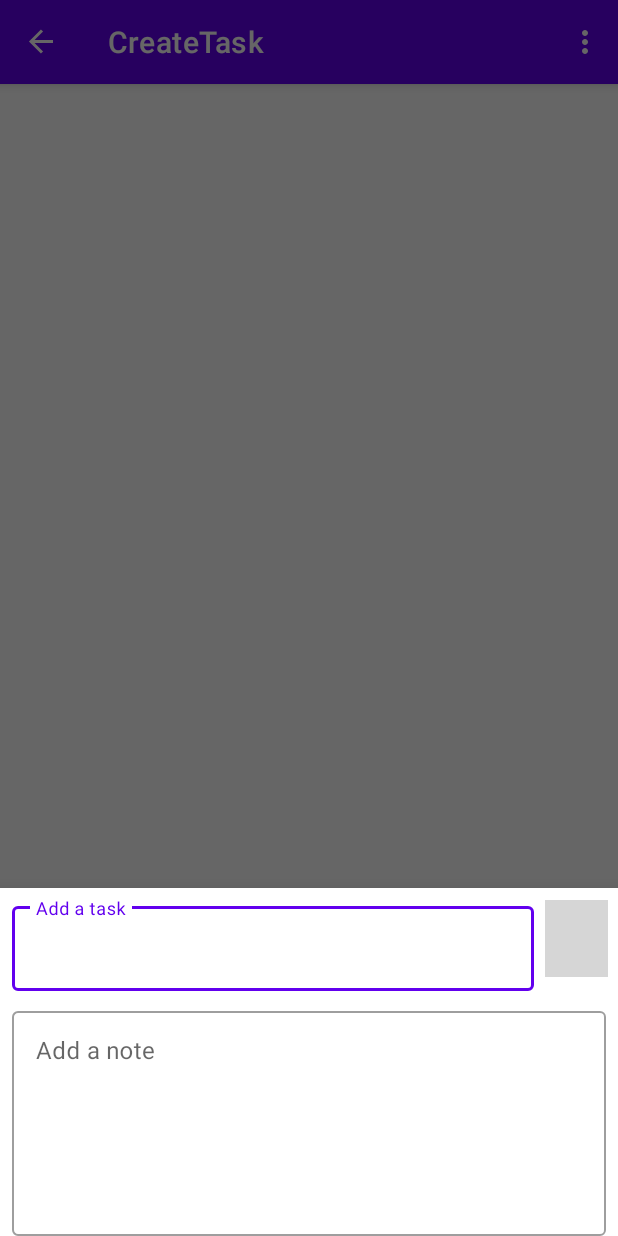
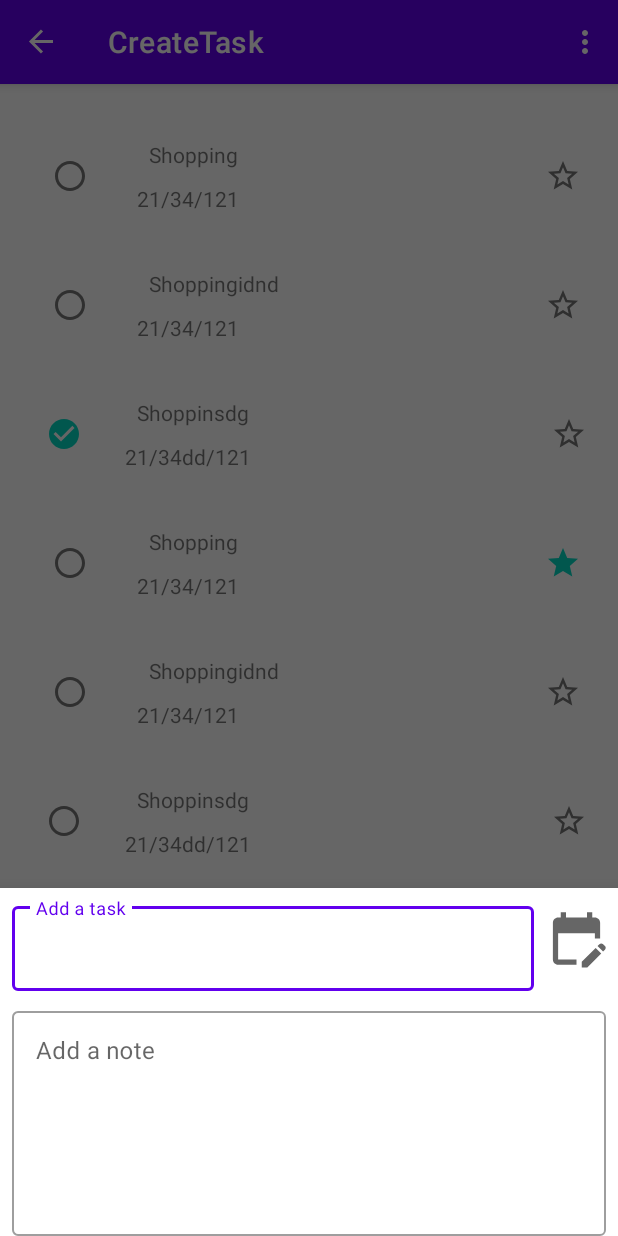
Before and after one commit to Ibrahim-FJ/ToDoList, an Android app: the screen it shows after launch (MainActivity), after a tap on an icon or button, on a phone screen of 412 x 824 dp. Run offline under Robolectric (Android 15) with nearby library versions, the phone set to English and light mode, and no system bars; our stand-ins replace data binding, navigation-ui; grey boxes are pictures that could not be loaded.

Commit message:
add RecyclerView to TasksScreen

```diff
--- a/app/src/main/java/com/example/todolist/CreateTask.kt
+++ b/app/src/main/java/com/example/todolist/CreateTask.kt
@@ -49,6 +49,9 @@ class CreateTask : BottomSheetDialogFragment() {
         _binding = null
     }
 
+    /**
+     * To display the date picker on the screen
+     */
     fun showDatePicker() {
 
         val datePicker = MaterialDatePicker.Builder.datePicker()
@@ -57,16 +60,21 @@ class CreateTask : BottomSheetDialogFragment() {
         datePicker.show(parentFragmentManager, "DatePicker")
         datePicker.addOnPositiveButtonClickListener {
 
-            convertMillisecondsToReadableDate(it)
+            convertMillisecondsToReadableDate(it, "EEE, MMM d ")
 
         }
 
     }
 
+    /**
+     * function to convert date in milliseconds to readable date at the format "EEE, MMM d ", for example "Tue, Sep 10 "
+     * @param dateMilliseconds: Long
+     * @param datePattern: String
+     * @return formattedDate: String
+     */
 
-
-    private fun convertMillisecondsToReadableDate (dateMilliseconds: Long): String{
-        val format = SimpleDateFormat("EEE, MMM d ", Locale.getDefault())
+    private fun convertMillisecondsToReadableDate (dateMilliseconds: Long, datePattern: String): String{
+        val format = SimpleDateFormat(datePattern, Locale.getDefault())
         return format.format(Date(dateMilliseconds))
     }
 
--- a/app/src/main/java/com/example/todolist/TasksScreen.kt
+++ b/app/src/main/java/com/example/todolist/TasksScreen.kt
@@ -7,7 +7,9 @@ import androidx.databinding.DataBindingUtil
 import androidx.fragment.app.Fragment
 import androidx.fragment.app.activityViewModels
 import androidx.navigation.fragment.findNavController
+import com.example.todolist.adapter.TasksAdapter
 import com.example.todolist.databinding.TasksScreenBinding
+import com.example.todolist.model.Task
 
 
 class TasksScreen : Fragment() {
@@ -32,10 +34,15 @@ class TasksScreen : Fragment() {
 
     override fun onViewCreated(view: View, savedInstanceState: Bundle?) {
 
+
         binding?.apply {
             taskScreenFragment = this@TasksScreen
             lifecycleOwner = viewLifecycleOwner
         }
+
+        binding?.tasksRecyclerView?.adapter = TasksAdapter(this.context)
+        binding?.tasksRecyclerView?.setHasFixedSize(true)
+
     }
 
 
--- a/app/src/main/java/com/example/todolist/adapter/TasksAdapter.kt
+++ b/app/src/main/java/com/example/todolist/adapter/TasksAdapter.kt
@@ -1,30 +1,45 @@
 package com.example.todolist.adapter
 
 import android.content.Context
+import android.view.LayoutInflater
 import android.view.View
 import android.view.ViewGroup
+import android.widget.CheckBox
 import android.widget.RadioButton
+import android.widget.TextView
 import androidx.recyclerview.widget.RecyclerView
 import com.example.todolist.R
+import com.example.todolist.data.DataSource
+import com.google.android.material.checkbox.MaterialCheckBox
 
 class TasksAdapter(private val context: Context?) : RecyclerView.Adapter<TasksAdapter.TaskViewHolder> () {
+    private val dataSource = DataSource.task
 
 
     class TaskViewHolder(view: View?): RecyclerView.ViewHolder(view!!) {
 
+
+        val taskTitle: TextView? = itemView.findViewById(R.id.task_title_task_screen_textView)
+        val taskDate: TextView? = itemView.findViewById(R.id.task_date_task_screen_textView)
+        val isCompleted: MaterialCheckBox? = itemView.findViewById(R.id.isCompleted_checkBox)
+        val isFavorite: MaterialCheckBox? = itemView.findViewById(R.id.isFavorite_checkBox)
     }
 
     override fun onCreateViewHolder(parent: ViewGroup, viewType: Int): TaskViewHolder {
-        TODO("Not yet implemented")
+        return TaskViewHolder(LayoutInflater.from(parent.context).inflate(R.layout.task_item, parent, false))
     }
 
     override fun onBindViewHolder(holder: TaskViewHolder, position: Int) {
-        TODO("Not yet implemented")
+        val item = dataSource[position]
+        println(holder.taskTitle)
+        holder.taskTitle?.text = item.taskTitle
+        holder.taskDate?.text = item.taskDate
+        if(item.isCompleted) holder.isCompleted?.isChecked = true
+        if(item.isFavorite) holder.isFavorite?.isChecked = true
+
     }
 
-    override fun getItemCount(): Int {
-        TODO("Not yet implemented")
-    }
+    override fun getItemCount(): Int = dataSource.size
 
 
 }
--- a/app/src/main/java/com/example/todolist/data/DataSource.kt
+++ b/app/src/main/java/com/example/todolist/data/DataSource.kt
@@ -3,5 +3,21 @@ package com.example.todolist.data
 import com.example.todolist.model.Task
 
 object DataSource {
+    val task: List<Task> = listOf(
+        Task(
+            "Shopping", "21/34/121", false, false),
+        Task(
+            "Shoppingidnd", "21/34/121", false, false),
+        Task(
+            "Shoppinsdg", "21/34dd/121", true, false),
+        Task(
+            "Shopping", "21/34/121", false, true),
+        Task(
+            "Shoppingidnd", "21/34/121", false, false),
+        Task(
+            "Shoppinsdg", "21/34dd/121", false, false),
+        )
+
+
 
 }
--- a/app/src/main/java/com/example/todolist/model/Task.kt
+++ b/app/src/main/java/com/example/todolist/model/Task.kt
@@ -1,10 +1,9 @@
 package com.example.todolist.model
 
-import java.util.*
 
 data class Task(
                 var taskTitle: String,
-                var taskDate: Date,
-                var isRead: Boolean,
+                var taskDate: String,
+                var isCompleted: Boolean,
                 var isFavorite: Boolean
                 )
--- /dev/null
+++ b/app/src/main/res/drawable/custom_check_box_completed_task.xml
@@ -0,0 +1,6 @@
+<?xml version="1.0" encoding="utf-8"?>
+<selector xmlns:android="http://schemas.android.com/apk/res/android" >
+    <item android:state_checked="true" android:drawable="@drawable/ic_baseline_check_circle_24" />
+    <item android:state_pressed="true" android:drawable="@drawable/ic_baseline_check_circle_24" />
+    <item android:state_pressed="false" android:drawable="@drawable/ic_baseline_radio_button_unchecked_24" />
+</selector>
--- /dev/null
+++ b/app/src/main/res/drawable/custom_check_box_important.xml
@@ -0,0 +1,6 @@
+<?xml version="1.0" encoding="utf-8"?>
+<selector xmlns:android="http://schemas.android.com/apk/res/android" >
+    <item android:state_checked="true" android:drawable="@drawable/ic_baseline_star_24" />
+    <item android:state_pressed="true" android:drawable="@drawable/ic_baseline_star_24" />
+    <item android:state_pressed="false" android:drawable="@drawable/ic_baseline_star_outline_24" />
+</selector>
--- /dev/null
+++ b/app/src/main/res/drawable/ic_baseline_check_circle_24.xml
@@ -0,0 +1,5 @@
+<vector android:height="24dp" android:tint="#4175A5"
+    android:viewportHeight="24" android:viewportWidth="24"
+    android:width="24dp" xmlns:android="http://schemas.android.com/apk/res/android">
+    <path android:fillColor="@android:color/white" android:pathData="M12,2C6.48,2 2,6.48 2,12s4.48,10 10,10 10,-4.48 10,-10S17.52,2 12,2zM10,17l-5,-5 1.41,-1.41L10,14.17l7.59,-7.59L19,8l-9,9z"/>
+</vector>
--- /dev/null
+++ b/app/src/main/res/drawable/ic_baseline_edit_calendar_24.xml
@@ -0,0 +1,10 @@
+<vector xmlns:android="http://schemas.android.com/apk/res/android"
+    android:width="24dp"
+    android:height="24dp"
+    android:viewportWidth="24"
+    android:viewportHeight="24"
+    android:tint="?attr/colorControlNormal">
+  <path
+      android:fillColor="@android:color/white"
+      android:pathData="M12,22H5c-1.11,0 -2,-0.9 -2,-2L3.01,6c0,-1.1 0.88,-2 1.99,-2h1V2h2v2h8V2h2v2h1c1.1,0 2,0.9 2,2v6h-2v-2H5v10h7V22zM22.13,16.99l0.71,-0.71c0.39,-0.39 0.39,-1.02 0,-1.41l-0.71,-0.71c-0.39,-0.39 -1.02,-0.39 -1.41,0l-0.71,0.71L22.13,16.99zM21.42,17.7l-5.3,5.3H14v-2.12l5.3,-5.3L21.42,17.7z"/>
+</vector>
--- /dev/null
+++ b/app/src/main/res/drawable/ic_baseline_radio_button_unchecked_24.xml
@@ -0,0 +1,10 @@
+<vector xmlns:android="http://schemas.android.com/apk/res/android"
+    android:width="24dp"
+    android:height="24dp"
+    android:viewportWidth="24"
+    android:viewportHeight="24"
+    android:tint="?attr/colorControlNormal">
+  <path
+      android:fillColor="@android:color/white"
+      android:pathData="M12,2C6.48,2 2,6.48 2,12s4.48,10 10,10 10,-4.48 10,-10S17.52,2 12,2zM12,20c-4.42,0 -8,-3.58 -8,-8s3.58,-8 8,-8 8,3.58 8,8 -3.58,8 -8,8z"/>
+</vector>
--- /dev/null
+++ b/app/src/main/res/drawable/ic_baseline_star_24.xml
@@ -0,0 +1,5 @@
+<vector android:height="24dp" android:tint="#4D76CA"
+    android:viewportHeight="24" android:viewportWidth="24"
+    android:width="24dp" xmlns:android="http://schemas.android.com/apk/res/android">
+    <path android:fillColor="@android:color/white" android:pathData="M12,17.27L18.18,21l-1.64,-7.03L22,9.24l-7.19,-0.61L12,2 9.19,8.63 2,9.24l5.46,4.73L5.82,21z"/>
+</vector>
--- /dev/null
+++ b/app/src/main/res/drawable/ic_baseline_star_outline_24.xml
@@ -0,0 +1,5 @@
+<vector android:height="24dp" android:tint="#9A9B9D"
+    android:viewportHeight="24" android:viewportWidth="24"
+    android:width="24dp" xmlns:android="http://schemas.android.com/apk/res/android">
+    <path android:fillColor="@android:color/white" android:pathData="M22,9.24l-7.19,-0.62L12,2 9.19,8.63 2,9.24l5.46,4.73L5.82,21 12,17.27 18.18,21l-1.63,-7.03L22,9.24zM12,15.4l-3.76,2.27 1,-4.28 -3.32,-2.88 4.38,-0.38L12,6.1l1.71,4.04 4.38,0.38 -3.32,2.88 1,4.28L12,15.4z"/>
+</vector>
--- a/app/src/main/res/layout/task_item.xml
+++ b/app/src/main/res/layout/task_item.xml
@@ -5,46 +5,46 @@
     android:layout_width="match_parent"
     android:layout_height="wrap_content">
 
-    <RadioGroup
-        android:id="@+id/radioGroup"
+
+    <com.google.android.material.checkbox.MaterialCheckBox
+        android:id="@+id/isCompleted_checkBox"
         android:layout_width="wrap_content"
         android:layout_height="wrap_content"
         android:layout_marginStart="16dp"
-        android:layout_marginTop="16dp"
+        android:layout_marginTop="37dp"
+        android:layout_marginEnd="13dp"
+        app:layout_constraintEnd_toStartOf="@+id/task_date_task_screen_textView"
         app:layout_constraintStart_toStartOf="parent"
-        app:layout_constraintTop_toTopOf="parent">
-
-        <RadioButton
-            android:id="@+id/read_task_screen_task"
-            android:layout_width="match_parent"
-            android:layout_height="wrap_content" />
-    </RadioGroup>
+        app:layout_constraintTop_toTopOf="parent"
+        android:button="@drawable/custom_check_box_completed_task"/>
 
     <TextView
         android:id="@+id/task_title_task_screen_textView"
         android:layout_width="wrap_content"
         android:layout_height="wrap_content"
-        android:layout_marginStart="16dp"
-        android:text="Shopping"
-        app:layout_constraintStart_toEndOf="@+id/radioGroup"
-        app:layout_constraintTop_toTopOf="@+id/radioGroup" />
+        android:layout_marginStart="8dp"
+        app:layout_constraintStart_toStartOf="@+id/task_date_task_screen_textView"
+        app:layout_constraintTop_toTopOf="@+id/isCompleted_checkBox" />
 
     <TextView
         android:id="@+id/task_date_task_screen_textView"
         android:layout_width="wrap_content"
         android:layout_height="wrap_content"
-        android:text="10/12/2021"
-        app:layout_constraintBottom_toBottomOf="@+id/radioGroup"
-        app:layout_constraintEnd_toEndOf="@+id/task_title_task_screen_textView"
-        app:layout_constraintStart_toStartOf="@+id/task_title_task_screen_textView" />
+        android:layout_marginTop="10dp"
+        android:layout_marginEnd="185dp"
+        app:layout_constraintEnd_toStartOf="@+id/isFavorite_checkBox"
+        app:layout_constraintStart_toEndOf="@+id/isCompleted_checkBox"
+        app:layout_constraintTop_toBottomOf="@+id/task_title_task_screen_textView" />
 
-    <ImageView
-        android:id="@+id/add_to_top_task_screen"
-        android:layout_width="68dp"
-        android:layout_height="44dp"
-        app:layout_constraintBottom_toBottomOf="@+id/task_date_task_screen_textView"
+    <com.google.android.material.checkbox.MaterialCheckBox
+        android:id="@+id/isFavorite_checkBox"
+        android:layout_width="wrap_content"
+        android:layout_height="wrap_content"
+        android:layout_marginTop="37dp"
+        android:layout_marginEnd="6dp"
         app:layout_constraintEnd_toEndOf="parent"
-        app:layout_constraintTop_toTopOf="@+id/task_title_task_screen_textView"
-        app:srcCompat="@android:drawable/btn_star_big_off" />
+        app:layout_constraintStart_toEndOf="@+id/task_date_task_screen_textView"
+        app:layout_constraintTop_toTopOf="parent"
+        android:button="@drawable/custom_check_box_important"/>
 
 </androidx.constraintlayout.widget.ConstraintLayout>
--- a/app/src/main/res/layout/tasks_screen.xml
+++ b/app/src/main/res/layout/tasks_screen.xml
@@ -33,6 +33,7 @@
             android:layout_height="match_parent"
             app:layout_constraintBottom_toBottomOf="parent"
             app:layout_constraintEnd_toEndOf="parent"
+            app:layoutManager="androidx.recyclerview.widget.LinearLayoutManager"
             app:layout_constraintStart_toStartOf="parent"
             app:layout_constraintTop_toTopOf="parent" />
 
--- a/app/src/main/res/values/themes.xml
+++ b/app/src/main/res/values/themes.xml
@@ -12,6 +12,8 @@
         <!-- Status bar color. -->
         <item name="android:statusBarColor" tools:targetApi="l">?attr/colorPrimaryVariant</item>
         <!-- Customize your theme here. -->
+
+
     </style>
 
 
```
